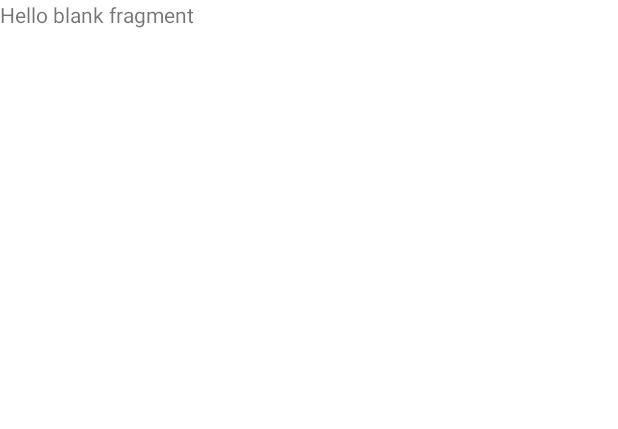
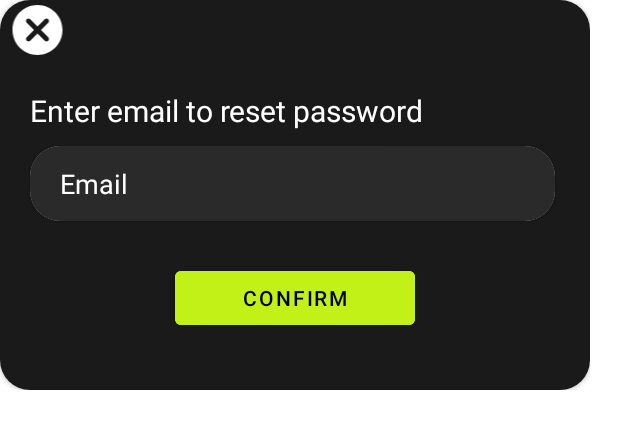
Before and after one commit to hommym/MovieMania, an Android app: the layout fragment_password_reset.xml on its own in the app's theme, with its tools: preview values and no code run, on a phone screen of 412 x 824 dp. Shown: the top 429 px of the screen. Run offline under Robolectric (Android 15) with nearby library versions, the phone set to English and light mode, and no system bars.

Commit message:
Created Dialog for resetting passwords

```diff
--- a/app/src/main/java/com/example/moviemania/auth/component/LayoutAnimator.kt
+++ b/app/src/main/java/com/example/moviemania/auth/component/LayoutAnimator.kt
@@ -10,9 +10,9 @@ import android.widget.Button
 import android.widget.ProgressBar
 import kotlinx.coroutines.delay
 
-class LayoutAnimator(val layout:ViewGroup,val context:Context) {
+class LayoutAnimator(private val layout:ViewGroup, val context:Context) {
 
-   val layoutTransObj= LayoutTransition()
+   private val layoutTransObj= LayoutTransition()
 
 
    fun settingUpAnimationConfigs(){
--- a/app/src/main/java/com/example/moviemania/auth/ui/LoginFrag.kt
+++ b/app/src/main/java/com/example/moviemania/auth/ui/LoginFrag.kt
@@ -67,6 +67,11 @@ class LoginFrag : Fragment() {
             val fragNav=FragmentNavigator(parentFragmentManager,SignupFrag(),R.id.main_layout,fragActivityViewModel,"SignUpTag")
             fragNav.replaceFragment()
         }
+
+
+        views.resetPasswordButton.setOnClickListener {
+            PasswordResetFrag().show(childFragmentManager,"PasswordResetFrag")
+        }
     }
 
 
--- a/app/src/main/java/com/example/moviemania/auth/ui/PasswordResetFrag.kt
+++ b/app/src/main/java/com/example/moviemania/auth/ui/PasswordResetFrag.kt
@@ -1,60 +1,35 @@
 package com.example.moviemania.auth.ui
 
 import android.os.Bundle
-import androidx.fragment.app.Fragment
 import android.view.LayoutInflater
 import android.view.View
 import android.view.ViewGroup
+import android.widget.ImageView
+import androidx.fragment.app.DialogFragment
 import com.example.moviemania.R
 
-// TODO: Rename parameter arguments, choose names that match
-// the fragment initialization parameters, e.g. ARG_ITEM_NUMBER
-private const val ARG_PARAM1 = "param1"
-private const val ARG_PARAM2 = "param2"
 
-/**
- * A simple [Fragment] subclass.
- * Use the [PasswordResetFrag.newInstance] factory method to
- * create an instance of this fragment.
- */
-class PasswordResetFrag : Fragment() {
-    // TODO: Rename and change types of parameters
-    private var param1: String? = null
-    private var param2: String? = null
 
-    override fun onCreate(savedInstanceState: Bundle?) {
-        super.onCreate(savedInstanceState)
-        arguments?.let {
-            param1 = it.getString(ARG_PARAM1)
-            param2 = it.getString(ARG_PARAM2)
-        }
-    }
+class PasswordResetFrag : DialogFragment() {
+
+    lateinit var views:View
 
     override fun onCreateView(
         inflater: LayoutInflater, container: ViewGroup?,
         savedInstanceState: Bundle?
-    ): View? {
+    ): View {
         // Inflate the layout for this fragment
-        return inflater.inflate(R.layout.fragment_password_reset, container, false)
+        views=inflater.inflate(R.layout.fragment_password_reset, container, false)
+
+        dialog?.setCancelable(false)
+
+        views.findViewById<ImageView>(R.id.cancelButton).setOnClickListener {
+            dialog?.cancel()
+        }
+        return views
     }
 
-    companion object {
-        /**
-         * Use this factory method to create a new instance of
-         * this fragment using the provided parameters.
-         *
-         * @param param1 Parameter 1.
-         * @param param2 Parameter 2.
-         * @return A new instance of fragment PasswordResetFrag.
-         */
-        // TODO: Rename and change types and number of parameters
-        @JvmStatic
-        fun newInstance(param1: String, param2: String) =
-            PasswordResetFrag().apply {
-                arguments = Bundle().apply {
-                    putString(ARG_PARAM1, param1)
-                    putString(ARG_PARAM2, param2)
-                }
-            }
-    }
+
+
+
 }
--- /dev/null
+++ b/app/src/main/res/drawable/round_cancel_24.xml
@@ -0,0 +1,5 @@
+<vector android:height="24dp" android:tint="#FFFFFF"
+    android:viewportHeight="24" android:viewportWidth="24"
+    android:width="24dp" xmlns:android="http://schemas.android.com/apk/res/android">
+    <path android:fillColor="@android:color/white" android:pathData="M12,2C6.47,2 2,6.47 2,12s4.47,10 10,10 10,-4.47 10,-10S17.53,2 12,2zM16.3,16.3c-0.39,0.39 -1.02,0.39 -1.41,0L12,13.41 9.11,16.3c-0.39,0.39 -1.02,0.39 -1.41,0 -0.39,-0.39 -0.39,-1.02 0,-1.41L10.59,12 7.7,9.11c-0.39,-0.39 -0.39,-1.02 0,-1.41 0.39,-0.39 1.02,-0.39 1.41,0L12,10.59l2.89,-2.89c0.39,-0.39 1.02,-0.39 1.41,0 0.39,0.39 0.39,1.02 0,1.41L13.41,12l2.89,2.89c0.38,0.38 0.38,1.02 0,1.41z"/>
+</vector>
--- a/app/src/main/res/layout/fragment_password_reset.xml
+++ b/app/src/main/res/layout/fragment_password_reset.xml
@@ -1,14 +1,89 @@
 <?xml version="1.0" encoding="utf-8"?>
-<FrameLayout xmlns:android="http://schemas.android.com/apk/res/android"
+<androidx.constraintlayout.widget.ConstraintLayout xmlns:android="http://schemas.android.com/apk/res/android"
+    xmlns:app="http://schemas.android.com/apk/res-auto"
     xmlns:tools="http://schemas.android.com/tools"
-    android:layout_width="match_parent"
-    android:layout_height="match_parent"
+    android:id="@+id/frameLayout2"
+    android:layout_width="wrap_content"
+    android:layout_height="260dp"
+    android:background="#00FFFFFF"
     tools:context=".auth.ui.PasswordResetFrag">
 
     <!-- TODO: Update blank fragment layout -->
-    <TextView
-        android:layout_width="match_parent"
-        android:layout_height="match_parent"
-        android:text="@string/hello_blank_fragment" />
+    <androidx.cardview.widget.CardView
+        android:layout_width="wrap_content"
+        android:layout_height="0dp"
+        android:background="#E8040404"
+        app:cardCornerRadius="20dp"
+        app:layout_constraintBottom_toBottomOf="parent"
+        app:layout_constraintEnd_toEndOf="parent"
+        app:layout_constraintStart_toStartOf="parent"
+        app:layout_constraintTop_toTopOf="parent">
 
-</FrameLayout>
+        <androidx.constraintlayout.widget.ConstraintLayout
+            android:layout_width="wrap_content"
+            android:layout_height="match_parent"
+            android:background="#E8040404">
+
+            <TextView
+                android:id="@+id/textView4"
+                android:layout_width="wrap_content"
+                android:layout_height="wrap_content"
+                android:layout_marginStart="20dp"
+                android:layout_marginTop="20sp"
+                android:text="Enter email to reset password"
+                android:textColor="#FFFFFF"
+                android:textSize="20sp"
+                app:layout_constraintStart_toStartOf="parent"
+                app:layout_constraintTop_toBottomOf="@+id/cancelButton" />
+
+            <ImageView
+                android:id="@+id/cancelButton"
+                android:layout_width="50dp"
+                android:layout_height="40dp"
+                android:src="@drawable/round_cancel_24"
+                app:layout_constraintStart_toStartOf="parent"
+                app:layout_constraintTop_toTopOf="parent" />
+
+
+            <Button
+                android:id="@+id/button"
+                android:layout_width="160dp"
+                android:layout_height="wrap_content"
+                android:layout_marginBottom="10dp"
+                android:backgroundTint="#C1F116"
+                android:text="Confirm"
+                android:textColor="#000000"
+                app:layout_constraintBottom_toBottomOf="parent"
+                app:layout_constraintEnd_toEndOf="parent"
+                app:layout_constraintStart_toStartOf="parent"
+                app:layout_constraintTop_toBottomOf="@+id/cardView" />
+
+            <androidx.cardview.widget.CardView
+                android:id="@+id/cardView"
+                android:layout_width="350dp"
+                android:layout_height="wrap_content"
+                android:layout_marginStart="20dp"
+                android:layout_marginTop="10dp"
+                android:layout_marginEnd="23dp"
+                app:cardCornerRadius="20dp"
+                app:layout_constraintEnd_toEndOf="parent"
+                app:layout_constraintStart_toStartOf="parent"
+                app:layout_constraintTop_toBottomOf="@+id/textView4">
+
+                <EditText
+                    android:id="@+id/editTextTextEmailAddress"
+                    android:layout_width="match_parent"
+                    android:layout_height="50dp"
+                    android:background="#2B2A2A"
+                    android:ems="10"
+                    android:hint="Email"
+                    android:inputType="textEmailAddress"
+                    android:paddingLeft="20dp"
+                    android:textColorHint="#FFFFFF" />
+            </androidx.cardview.widget.CardView>
+
+
+        </androidx.constraintlayout.widget.ConstraintLayout>
+    </androidx.cardview.widget.CardView>
+
+</androidx.constraintlayout.widget.ConstraintLayout>
```
